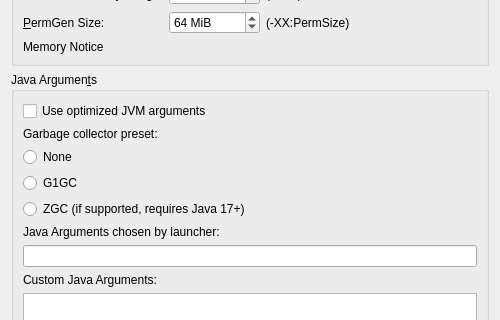
First picture: the form in launcher/ui/widgets/JavaSettingsWidget.ui, repository CleanLauncher/Launcher, before the edit; both pictures show x 0 to 500 and y 348 to 668 of the 500 by 1000 pixel window.
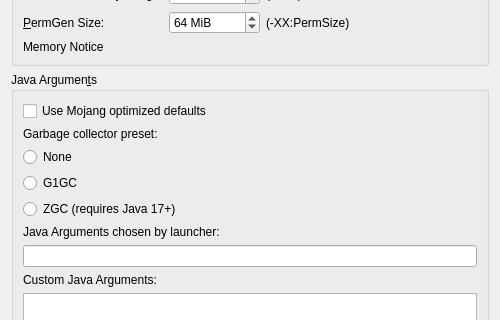
Second picture: the form after the edit.

Commit message: refactor: rename "optimized arguments" to "Mojang optimized defaults"

```diff
--- a/launcher/ui/widgets/JavaSettingsWidget.ui
+++ b/launcher/ui/widgets/JavaSettingsWidget.ui
@@ -380,7 +380,7 @@
          <string>Adds arguments that generally improve game performance. Some arguments may not be available depending on Java version</string>
         </property>
         <property name="text">
-         <string>Use optimized JVM arguments</string>
+         <string>Use Mojang optimized defaults</string>
         </property>
        </widget>
       </item>
@@ -415,7 +415,7 @@
       <item row="4" column="1">
        <widget class="QRadioButton" name="zgcPresetRadioButton">
         <property name="text">
-         <string>ZGC (if supported, requires Java 17+)</string>
+         <string>ZGC (requires Java 17+)</string>
         </property>
        </widget>
       </item>
```
Left out of the diff: 2 changed lines with no effect on the pictures.
